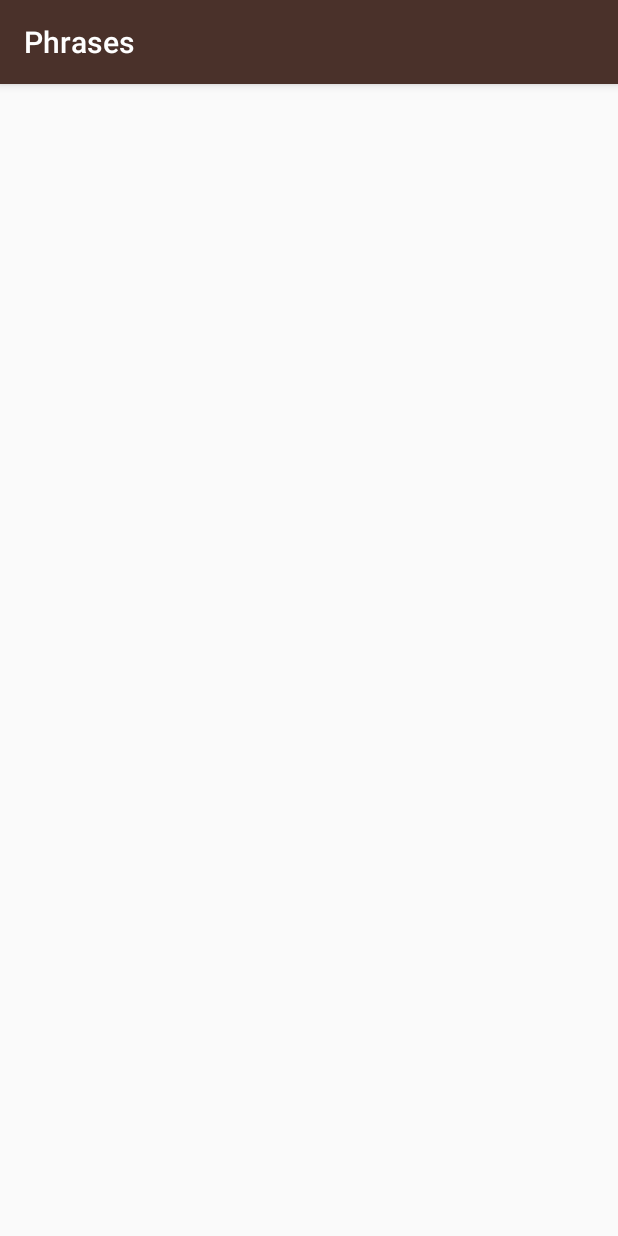
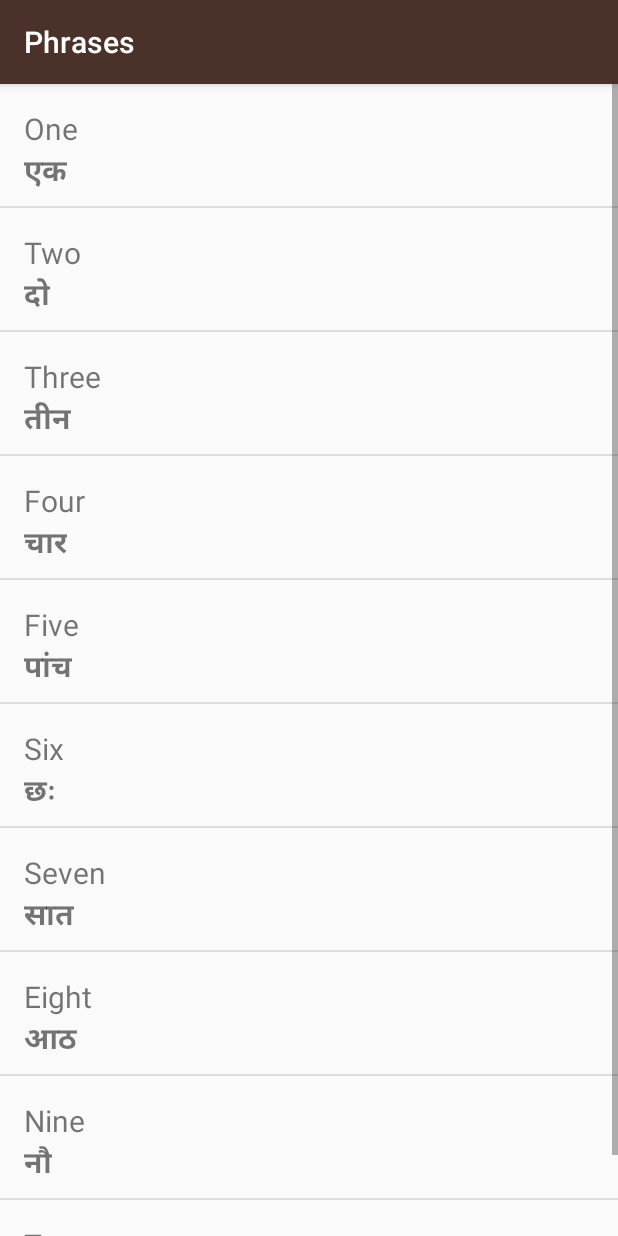
Before and after one commit to n0obs73r/Miwok, an Android app: the PhrasesActivity screen opened directly, with no data from a screen before it, on a phone screen of 412 x 824 dp. Run offline under Robolectric (Android 15) with nearby library versions, the phone set to English and light mode, and no system bars.

Commit message:
Completed (Except every tab have the same word and translation bc I'm too lazy to change it for every activity)

```diff
--- a/app/src/main/java/com/example/miwok/PhrasesActivity.java
+++ b/app/src/main/java/com/example/miwok/PhrasesActivity.java
@@ -3,12 +3,34 @@ package com.example.miwok;
 import androidx.appcompat.app.AppCompatActivity;
 
 import android.os.Bundle;
+import android.widget.ListView;
+
+import java.util.ArrayList;
 
 public class PhrasesActivity extends AppCompatActivity {
 
     @Override
     protected void onCreate(Bundle savedInstanceState) {
         super.onCreate(savedInstanceState);
-        setContentView(R.layout.activity_phrases);
+        setContentView(R.layout.word_list);
+        ArrayList<Word> phrases = new ArrayList<>();
+        WordAdapter adapter = new WordAdapter(this, phrases);
+        ListView listItemView = findViewById(R.id.list);
+        listItemView.setAdapter(adapter);
+
+        phrases.add(new Word("One", "एक"));
+        phrases.add(new Word("Two", "दो"));
+        phrases.add(new Word("Three", "तीन"));
+        phrases.add(new Word("Four", "चार"));
+        phrases.add(new Word("Five", "पांच"));
+        phrases.add(new Word("Six", "छः"));
+        phrases.add(new Word("Seven", "सात"));
+        phrases.add(new Word("Eight", "आठ"));
+        phrases.add(new Word("Nine", "नौ"));
+        phrases.add(new Word("Ten", "दस"));
+
+
+
+
     }
 }
--- /dev/null
+++ b/app/src/main/java/com/example/miwok/Word.java
@@ -0,0 +1,22 @@
+package com.example.miwok;
+
+public class Word {
+
+    private final String defaultTranslation;
+    private final String miwokTranslation;
+
+    public Word(String Dt, String Mt)
+    {
+        this.defaultTranslation = Dt;
+        this.miwokTranslation = Mt;
+    }
+
+    public String getDefaultTranslation(){
+        return defaultTranslation;
+    }
+    public String getMiwokTranslation(){
+        return miwokTranslation;
+    }
+
+
+}
--- /dev/null
+++ b/app/src/main/java/com/example/miwok/WordAdapter.java
@@ -0,0 +1,40 @@
+package com.example.miwok;
+
+import android.content.Context;
+import android.view.LayoutInflater;
+import android.view.View;
+import android.view.ViewGroup;
+import android.widget.ArrayAdapter;
+import android.widget.TextView;
+
+import androidx.annotation.NonNull;
+
+import java.util.ArrayList;
+
+public class WordAdapter extends ArrayAdapter<Word> {
+
+    public WordAdapter(@NonNull Context context, ArrayList<Word> words) {
+        super(context, 0, words);
+    }
+
+    @Override
+    public View getView(int position, View convertView, ViewGroup parent) {
+
+        View listItemView = convertView;
+
+        if(listItemView == null) {
+            listItemView = LayoutInflater.from(getContext()).inflate(
+                    R.layout.itemlayout, parent, false);
+        }
+
+        Word currentWord = getItem(position);
+
+        TextView miwokTextView = listItemView.findViewById(R.id.miwok);
+        miwokTextView.setText(currentWord.getMiwokTranslation());
+
+        TextView defaultTextView = listItemView.findViewById(R.id.english);
+        defaultTextView.setText(currentWord.getDefaultTranslation());
+
+        return listItemView;
+    }
+}
--- a/app/src/main/res/layout/activity_phrases.xml
+++ /dev/null
@@ -1,9 +0,0 @@
-<?xml version="1.0" encoding="utf-8"?>
-<androidx.constraintlayout.widget.ConstraintLayout xmlns:android="http://schemas.android.com/apk/res/android"
-    xmlns:app="http://schemas.android.com/apk/res-auto"
-    xmlns:tools="http://schemas.android.com/tools"
-    android:layout_width="match_parent"
-    android:layout_height="match_parent"
-    tools:context=".PhrasesActivity">
-
-</androidx.constraintlayout.widget.ConstraintLayout>
--- /dev/null
+++ b/app/src/main/res/layout/itemlayout.xml
@@ -0,0 +1,26 @@
+<?xml version="1.0" encoding="utf-8"?>
+<LinearLayout xmlns:android="http://schemas.android.com/apk/res/android"
+    android:layout_width="match_parent"
+    xmlns:tools="http://schemas.android.com/tools"
+    android:orientation="vertical"
+    android:paddingStart="16dp"
+    android:paddingEnd="16dp"
+    android:paddingTop="16dp"
+    android:paddingBottom="8dp"
+    android:layout_height="wrap_content">
+
+    <TextView
+        android:layout_width="wrap_content"
+        android:layout_height="wrap_content"
+        android:textSize="20sp"
+        tools:text="Ek"
+        android:id="@+id/english"/>
+    <TextView
+        android:layout_width="wrap_content"
+        android:layout_height="wrap_content"
+        android:textSize="20sp"
+        android:textStyle="bold"
+        tools:text="One"
+        android:id="@+id/miwok"/>
+
+</LinearLayout>
--- /dev/null
+++ b/app/src/main/res/layout/word_list.xml
@@ -0,0 +1,11 @@
+<?xml version="1.0" encoding="utf-8"?>
+<ListView xmlns:android="http://schemas.android.com/apk/res/android"
+    android:orientation="vertical"
+    android:id="@+id/list"
+
+    xmlns:tools="http://schemas.android.com/tools"
+    android:layout_width="match_parent"
+    android:layout_height="match_parent"
+    tools:context=".NumbersActivity">
+
+</ListView>
```
Also changed, not shown: app/src/main/java/com/example/miwok/ColorsActivity.java (+21 -1 lines), app/src/main/java/com/example/miwok/FamilyActivity.java (+20 -1 lines), app/src/main/java/com/example/miwok/NumbersActivity.java (+22 -2 lines), app/src/main/res/layout/activity_colors.xml (deleted, +0 -9 lines), app/src/main/res/layout/activity_family.xml (deleted, +0 -9 lines), app/src/main/res/layout/activity_numbers.xml (deleted, +0 -9 lines).
